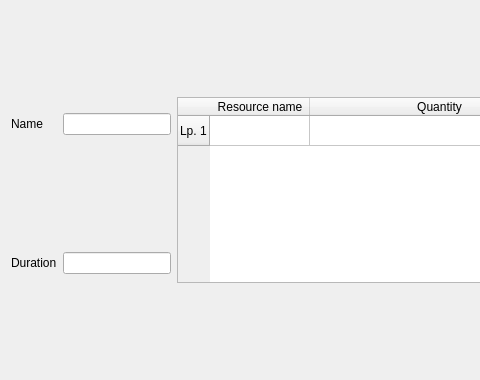
The window that gui/cult_type_stage.ui (hudaszekpiotr/InzynierkaProgram) describes before a commit, drawn with Qt 5; both pictures show x 0 to 480 and y 0 to 380 of the 687 by 380 pixel window.
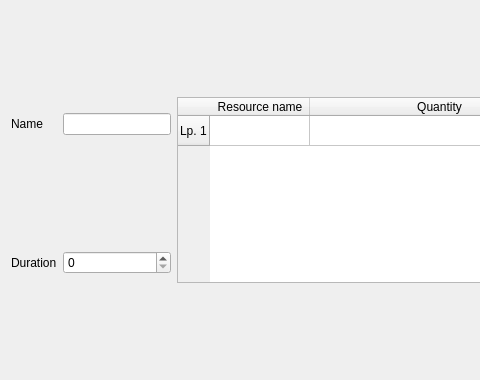
The same window after the commit.

```diff
--- a/gui/cult_type_stage.ui
+++ b/gui/cult_type_stage.ui
@@ -129,14 +129,7 @@
     </widget>
    </item>
    <item row="1" column="1">
-    <widget class="QLineEdit" name="lineEdit">
-     <property name="sizePolicy">
-      <sizepolicy hsizetype="Fixed" vsizetype="Fixed">
-       <horstretch>0</horstretch>
-       <verstretch>0</verstretch>
-      </sizepolicy>
-     </property>
-    </widget>
+    <widget class="QSpinBox" name="duration"/>
    </item>
   </layout>
  </widget>
```
Left out of the diff: 51 changed lines with no effect on the pictures.
